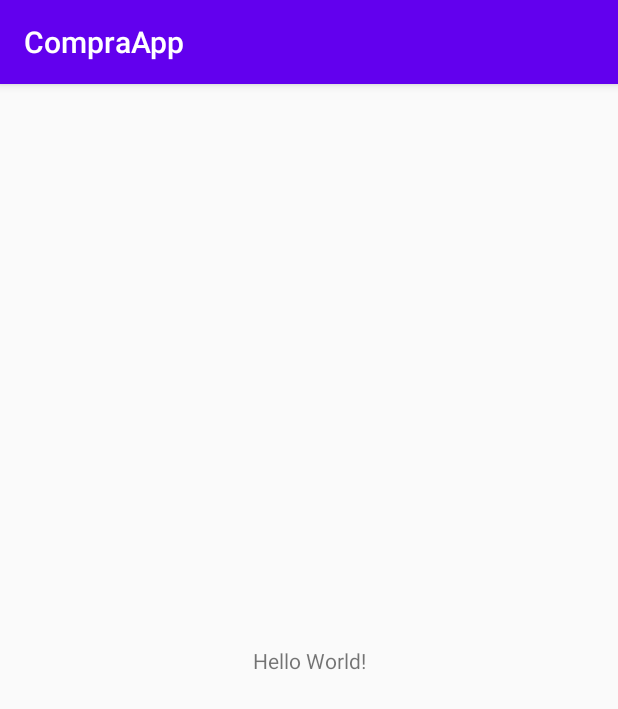
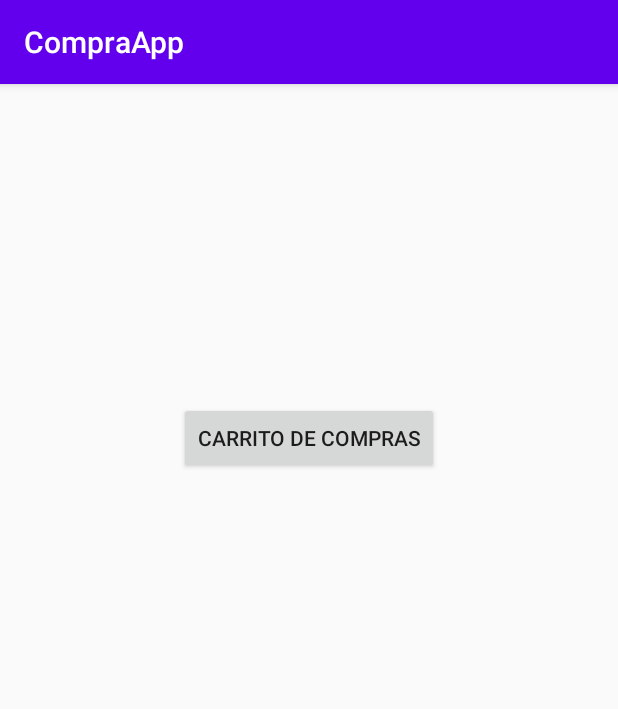
Before and after one commit to unknow1646/CompraApp, an Android app: the screen it shows after launch (MainActivity), on a phone screen of 412 x 824 dp. Shown: the top 709 px of the screen. Run offline under Robolectric (Android 15) with nearby library versions, the phone set to English and light mode, and no system bars.

Commit message:
Del main se va a carrito de compras

```diff
--- a/app/src/main/java/com/example/compraapp/MainActivity.java
+++ b/app/src/main/java/com/example/compraapp/MainActivity.java
@@ -2,7 +2,10 @@ package com.example.compraapp;
 
 import androidx.appcompat.app.AppCompatActivity;
 
+import android.content.Intent;
 import android.os.Bundle;
+import android.view.View;
+import android.widget.Button;
 
 public class MainActivity extends AppCompatActivity {
 
@@ -10,5 +13,14 @@ public class MainActivity extends AppCompatActivity {
     protected void onCreate(Bundle savedInstanceState) {
         super.onCreate(savedInstanceState);
         setContentView(R.layout.activity_main);
+        Button btn1 = (Button) findViewById(R.id.button5);
+        btn1.setOnClickListener(new View.OnClickListener() {
+            @Override
+            public void onClick(View v) {
+                Intent i=new Intent(MainActivity.this, CarritoDeCompra.class);
+                startActivity(i);
+
+            }
+        });
     }
 }
--- a/app/src/main/res/layout/activity_main.xml
+++ b/app/src/main/res/layout/activity_main.xml
@@ -6,13 +6,13 @@
     android:layout_height="match_parent"
     tools:context=".MainActivity">
 
-    <TextView
+    <Button
+        android:id="@+id/button5"
         android:layout_width="wrap_content"
         android:layout_height="wrap_content"
-        android:text="Hello World!"
-        app:layout_constraintBottom_toBottomOf="parent"
-        app:layout_constraintLeft_toLeftOf="parent"
-        app:layout_constraintRight_toRightOf="parent"
+        android:layout_marginTop="212dp"
+        android:text="@string/ircarritodecompras"
+        app:layout_constraintEnd_toEndOf="parent"
+        app:layout_constraintStart_toStartOf="parent"
         app:layout_constraintTop_toTopOf="parent" />
-
 </androidx.constraintlayout.widget.ConstraintLayout>
--- a/app/src/main/res/values/strings.xml
+++ b/app/src/main/res/values/strings.xml
@@ -4,4 +4,5 @@
     <string name="Confirmar_compra">Confirmar compra</string>
     <string name="Volver">Volver</string>
     <string name="Pecio_Total">PRECIO TOTAL</string>
+    <string name="ircarritodecompras">Carrito de compras</string>
 </resources>
```
